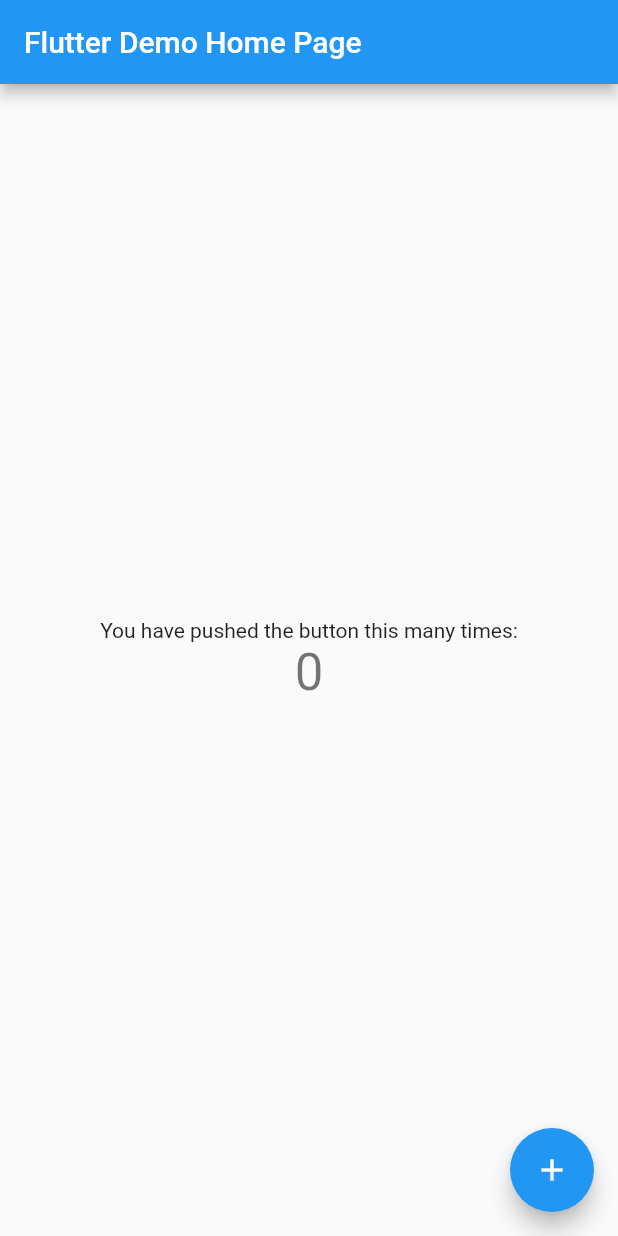
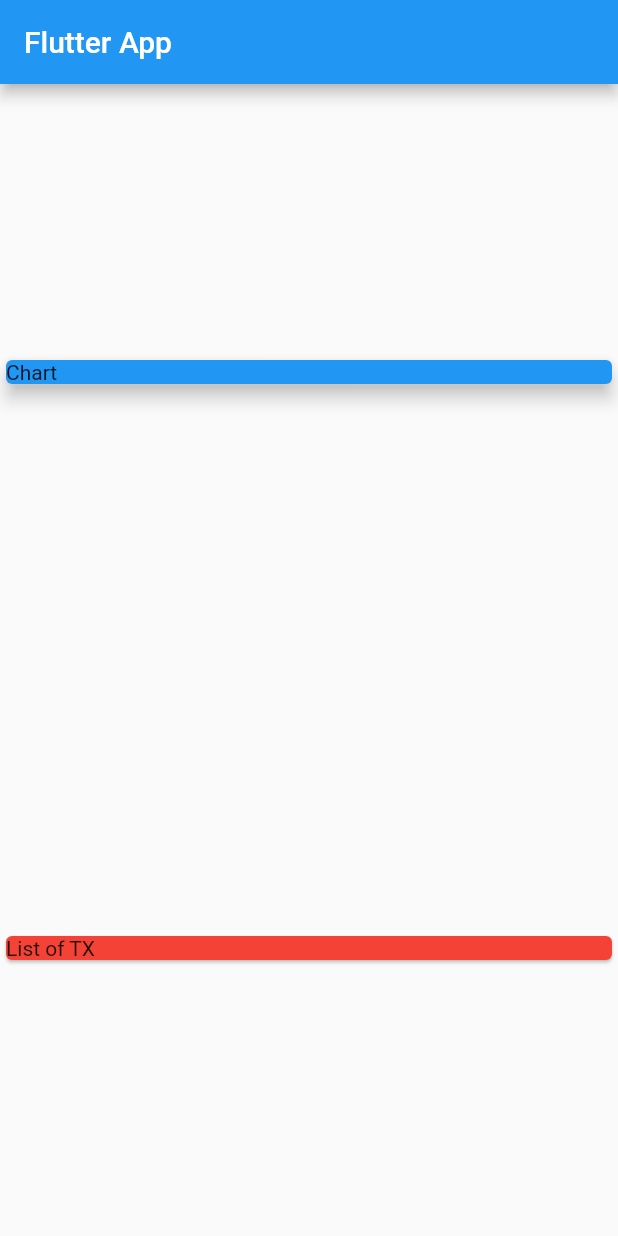
Before and after one commit to ArslanAshraf462/ExpensePlanner, a Flutter app: the screen it shows after launch, on a phone screen of 412 x 824 dp. Run offline on Flutter 3.47's test engine with Material 2 defaults, Android fonts, the phone set to English and light mode, and no system bars.

Commit message:
Combining widgets & Undestanding column

```diff
--- a/lib/main.dart
+++ b/lib/main.dart
@@ -7,109 +7,42 @@ void main() {
 class MyApp extends StatelessWidget {
   const MyApp({super.key});
 
-  // This widget is the root of your application.
   @override
   Widget build(BuildContext context) {
     return MaterialApp(
-      title: 'Flutter Demo',
-      theme: ThemeData(
-        // This is the theme of your application.
-        //
-        // Try running your application with "flutter run". You'll see the
-        // application has a blue toolbar. Then, without quitting the app, try
-        // changing the primarySwatch below to Colors.green and then invoke
-        // "hot reload" (press "r" in the console where you ran "flutter run",
-        // or simply save your changes to "hot reload" in a Flutter IDE).
-        // Notice that the counter didn't reset back to zero; the application
-        // is not restarted.
-        primarySwatch: Colors.blue,
-      ),
-      home: const MyHomePage(title: 'Flutter Demo Home Page'),
+      title: 'Flutter App',
+      home: MyHomePage(),
     );
   }
 }
 
-class MyHomePage extends StatefulWidget {
-  const MyHomePage({super.key, required this.title});
-
-  // This widget is the home page of your application. It is stateful, meaning
-  // that it has a State object (defined below) that contains fields that affect
-  // how it looks.
-
-  // This class is the configuration for the state. It holds the values (in this
-  // case the title) provided by the parent (in this case the App widget) and
-  // used by the build method of the State. Fields in a Widget subclass are
-  // always marked "final".
-
-  final String title;
-
-  @override
-  State<MyHomePage> createState() => _MyHomePageState();
-}
-
-class _MyHomePageState extends State<MyHomePage> {
-  int _counter = 0;
-
-  void _incrementCounter() {
-    setState(() {
-      // This call to setState tells the Flutter framework that something has
-      // changed in this State, which causes it to rerun the build method below
-      // so that the display can reflect the updated values. If we changed
-      // _counter without calling setState(), then the build method would not be
-      // called again, and so nothing would appear to happen.
-      _counter++;
-    });
-  }
+class MyHomePage extends StatelessWidget {
+  const MyHomePage({super.key});
 
   @override
   Widget build(BuildContext context) {
-    // This method is rerun every time setState is called, for instance as done
-    // by the _incrementCounter method above.
-    //
-    // The Flutter framework has been optimized to make rerunning build methods
-    // fast, so that you can just rebuild anything that needs updating rather
-    // than having to individually change instances of widgets.
     return Scaffold(
       appBar: AppBar(
-        // Here we take the value from the MyHomePage object that was created by
-        // the App.build method, and use it to set our appbar title.
-        title: Text(widget.title),
+        title: Text('Flutter App'),
       ),
-      body: Center(
-        // Center is a layout widget. It takes a single child and positions it
-        // in the middle of the parent.
-        child: Column(
-          // Column is also a layout widget. It takes a list of children and
-          // arranges them vertically. By default, it sizes itself to fit its
-          // children horizontally, and tries to be as tall as its parent.
-          //
-          // Invoke "debug painting" (press "p" in the console, choose the
-          // "Toggle Debug Paint" action from the Flutter Inspector in Android
-          // Studio, or the "Toggle Debug Paint" command in Visual Studio Code)
-          // to see the wireframe for each widget.
-          //
-          // Column has various properties to control how it sizes itself and
-          // how it positions its children. Here we use mainAxisAlignment to
-          // center the children vertically; the main axis here is the vertical
-          // axis because Columns are vertical (the cross axis would be
-          // horizontal).
-          mainAxisAlignment: MainAxisAlignment.center,
-          children: <Widget>[
-            const Text(
-              'You have pushed the button this many times:',
+      body: Column(
+        mainAxisAlignment: MainAxisAlignment.spaceAround,
+        crossAxisAlignment: CrossAxisAlignment.stretch,
+        children: [
+          Container(
+            width: double.infinity,
+            child: Card(
+              color: Colors.blue,
+              child: Text('Chart'),
+              elevation: 5,
             ),
-            Text(
-              '$_counter',
-              style: Theme.of(context).textTheme.headline4,
-            ),
-          ],
-        ),
+          ),
+          Card(
+            color: Colors.red,
+            child: Text('List of TX'),
+          ),
+        ],
       ),
-      floatingActionButton: FloatingActionButton(
-        onPressed: _incrementCounter,
-        tooltip: 'Increment',
-        child: const Icon(Icons.add),
-      ), // This trailing comma makes auto-formatting nicer for build methods.
     );
   }
 }
```
